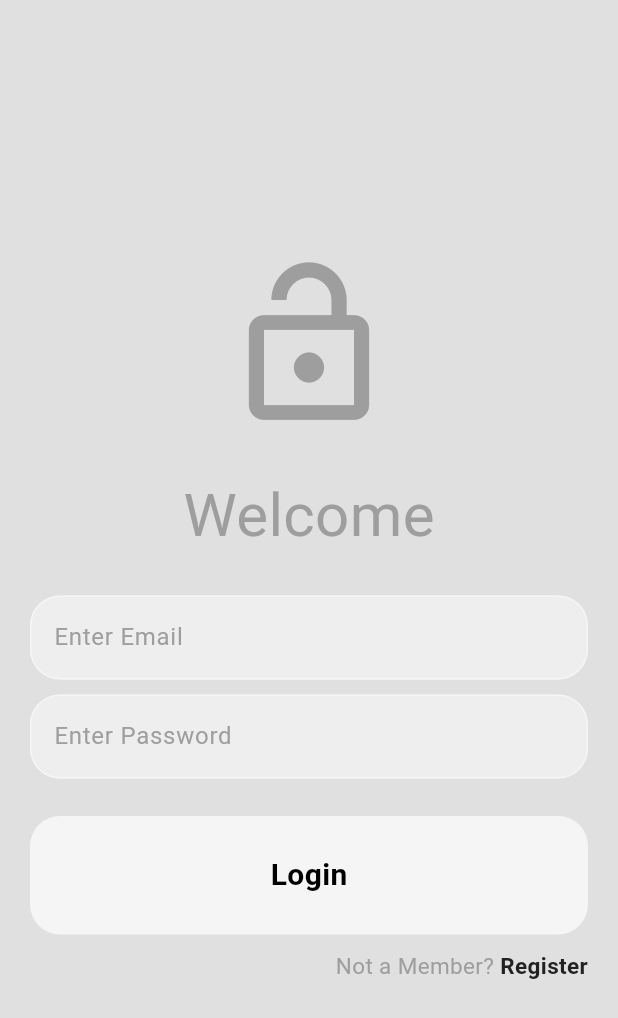
After one commit to victorartonomy/VintAge, a Flutter app: the screen it shows after launch, on a phone screen of 412 x 824 dp. The commit adds this screen. Shown: the top 1018 px of the screen. Run offline on Flutter 3.47's test engine with Material 3 defaults, Android fonts, the phone set to English and light mode, and no system bars; our stand-ins replace cached_network_image, cloud_firestore, file_picker, firebase_auth, firebase_core, firebase_storage and 1 more; accounts and stored records are empty.

Commit message:
Added Constraints for web

```diff
--- a/lib/features/authentication/data/firebase_auth_repo.dart
+++ b/lib/features/authentication/data/firebase_auth_repo.dart
@@ -27,9 +27,7 @@ class FirebaseAuthRepo implements AuthRepo {
     }
 
     // user logged in
-    else {
-      return AppUser(email: firebaseUser.email!, name: userDoc['name'], uid: firebaseUser.uid);
-    }
+    return AppUser(email: firebaseUser.email!, name: userDoc['name'], uid: firebaseUser.uid);
   }
 
   @override
--- a/lib/features/authentication/presentation/cubits/auth_states.dart
+++ b/lib/features/authentication/presentation/cubits/auth_states.dart
@@ -3,6 +3,8 @@
 AuthStates
 
  */
+
+import '../../domain/entities/app_user.dart';
 
 abstract class AuthState {}
 
@@ -11,7 +13,7 @@ class AuthInitial extends AuthState {}
 class AuthLoading extends AuthState {}
 
 class Authenticated extends AuthState {
-  final appUser;
+  final AppUser appUser;
   Authenticated(this.appUser);
 }
 
--- a/lib/features/authentication/presentation/pages/login_page.dart
+++ b/lib/features/authentication/presentation/pages/login_page.dart
@@ -17,6 +17,7 @@ import 'package:flutter/material.dart';
 import 'package:flutter_bloc/flutter_bloc.dart';
 import 'package:vintage/features/authentication/presentation/components/my_button.dart';
 import 'package:vintage/features/authentication/presentation/components/my_text_field.dart';
+import 'package:vintage/responsive/constrained_scaffold.dart';
 
 import '../cubits/auth_cubit.dart';
 
@@ -66,7 +67,7 @@ class _LoginPageState extends State<LoginPage> {
 
   @override
   Widget build(BuildContext context) {
-    return Scaffold(
+    return ConstrainedScaffold(
 
       backgroundColor: Theme.of(context).colorScheme.surface,
 
--- a/lib/features/authentication/presentation/pages/register_page.dart
+++ b/lib/features/authentication/presentation/pages/register_page.dart
@@ -19,6 +19,8 @@ import 'package:flutter_bloc/flutter_bloc.dart';
 import 'package:vintage/features/authentication/presentation/components/my_button.dart';
 import 'package:vintage/features/authentication/presentation/components/my_text_field.dart';
 import 'package:vintage/features/authentication/presentation/cubits/auth_cubit.dart';
+
+import '../../../../responsive/constrained_scaffold.dart';
 
 class RegisterPage extends StatefulWidget {
   final void Function()? togglePages;
@@ -86,7 +88,7 @@ class _RegisterPage extends State<RegisterPage> {
 
   @override
   Widget build(BuildContext context) {
-    return Scaffold(
+    return ConstrainedScaffold(
 
       backgroundColor: Theme.of(context).colorScheme.surface,
 
--- a/lib/features/home/presentation/pages/home_page.dart
+++ b/lib/features/home/presentation/pages/home_page.dart
@@ -1,6 +1,7 @@
 import 'package:flutter/material.dart';
 import 'package:flutter_bloc/flutter_bloc.dart';
 import 'package:vintage/features/posts/presentation/components/post_tile.dart';
+import '../../../../responsive/constrained_scaffold.dart';
 import '../../../posts/presentation/cubits/post_cubits.dart';
 import '../../../posts/presentation/cubits/post_states.dart';
 import '../../../posts/presentation/pages/upload_post_page.dart';
@@ -38,7 +39,7 @@ class _HomePageState extends State<HomePage> {
   // Build UI
   @override
   Widget build(BuildContext context) {
-    return Scaffold(
+    return ConstrainedScaffold(
 
       backgroundColor: Theme.of(context).colorScheme.surface,
 
--- a/lib/features/posts/presentation/pages/upload_post_page.dart
+++ b/lib/features/posts/presentation/pages/upload_post_page.dart
@@ -9,6 +9,7 @@ import 'package:vintage/features/authentication/presentation/components/my_text_
 import 'package:vintage/features/authentication/presentation/cubits/auth_cubit.dart';
 import 'package:vintage/features/posts/domain/entities/post.dart';
 import 'package:vintage/features/posts/presentation/cubits/post_states.dart';
+import 'package:vintage/responsive/constrained_scaffold.dart';
 
 import '../cubits/post_cubits.dart';
 
@@ -131,7 +132,7 @@ class _UploadPostPageState extends State<UploadPostPage> {
 
   Widget buildUploadPage() {
     // Scaffold
-    return Scaffold(
+    return ConstrainedScaffold(
 
       backgroundColor: Theme.of(context).colorScheme.surface,
 
--- a/lib/features/profile/presentation/pages/follower_page.dart
+++ b/lib/features/profile/presentation/pages/follower_page.dart
@@ -11,6 +11,7 @@ import 'package:flutter/material.dart';
 import 'package:flutter_bloc/flutter_bloc.dart';
 import 'package:vintage/features/profile/presentation/components/user_tile.dart';
 import 'package:vintage/features/profile/presentation/cubits/profile_cubit.dart';
+import 'package:vintage/responsive/constrained_scaffold.dart';
 
 class FollowerPage extends StatelessWidget {
   final List<String> followers;
@@ -29,7 +30,8 @@ class FollowerPage extends StatelessWidget {
       length: 2,
 
       // Scaffolds
-      child: Scaffold(
+      child: ConstrainedScaffold(
+        backgroundColor: Theme.of(context).colorScheme.surface,
         // App Bar
         appBar: AppBar(
           foregroundColor: Theme.of(context).colorScheme.primary,
--- a/lib/features/profile/presentation/pages/profile_page.dart
+++ b/lib/features/profile/presentation/pages/profile_page.dart
@@ -8,6 +8,7 @@ import 'package:vintage/features/profile/presentation/components/bio_box.dart';
 import 'package:vintage/features/profile/presentation/components/follow_button.dart';
 import 'package:vintage/features/profile/presentation/components/profile_stats.dart';
 import 'package:vintage/features/profile/presentation/pages/follower_page.dart';
+import 'package:vintage/responsive/constrained_scaffold.dart';
 import '../../../authentication/domain/entities/app_user.dart';
 import '../../../authentication/presentation/cubits/auth_cubit.dart';
 import '../cubits/profile_cubit.dart';
@@ -102,7 +103,7 @@ class _ProfilePageState extends State<ProfilePage> {
           final user = state.profileUser;
 
           // Scaffold
-          return Scaffold(
+          return ConstrainedScaffold(
 
             backgroundColor: Theme.of(context).colorScheme.surface,
 
--- a/lib/features/search/presentation/pages/search_page.dart
+++ b/lib/features/search/presentation/pages/search_page.dart
@@ -2,6 +2,7 @@ import 'package:flutter/material.dart';
 import 'package:flutter_bloc/flutter_bloc.dart';
 import 'package:vintage/features/profile/presentation/components/user_tile.dart';
 import 'package:vintage/features/search/presentation/cubits/search_states.dart';
+import 'package:vintage/responsive/constrained_scaffold.dart';
 
 import '../cubits/search_cubit.dart';
 
@@ -39,7 +40,7 @@ class _SearchPageState extends State<SearchPage> {
   @override
   Widget build(BuildContext context) {
     // Build UI
-    return Scaffold(
+    return ConstrainedScaffold(
 
       backgroundColor: Theme.of(context).colorScheme.surface,
 
--- a/lib/features/settings/presentation/pages/settings_page.dart
+++ b/lib/features/settings/presentation/pages/settings_page.dart
@@ -11,6 +11,7 @@ Settings Page:
 import 'package:flutter/cupertino.dart';
 import 'package:flutter/material.dart';
 import 'package:flutter_bloc/flutter_bloc.dart';
+import 'package:vintage/responsive/constrained_scaffold.dart';
 import 'package:vintage/themes/theme_cubit.dart';
 
 class SettingsPage extends StatelessWidget {
@@ -27,7 +28,7 @@ class SettingsPage extends StatelessWidget {
     bool isDarkMode = themeCubit.isDarkMode;
 
     // Scaffold
-    return Scaffold(
+    return ConstrainedScaffold(
       backgroundColor: Theme.of(context).colorScheme.surface,
       appBar: AppBar(
         title: const Text("Settings"),
--- /dev/null
+++ b/lib/responsive/constrained_scaffold.dart
@@ -0,0 +1,32 @@
+/*
+
+CONSTRAINED SCAFFOLD:
+
+Normal scaffold but with width constraints
+
+ */
+import 'package:flutter/material.dart';
+
+class ConstrainedScaffold extends StatelessWidget {
+  final Widget body;
+  final PreferredSizeWidget? appBar;
+  final Widget? drawer;
+  final Color backgroundColor;
+
+  const ConstrainedScaffold({super.key, required this.body, this.appBar, this.drawer, required this.backgroundColor});
+
+  @override
+  Widget build(BuildContext context) {
+    return Scaffold(
+      appBar: appBar,
+      drawer: drawer,
+      backgroundColor: backgroundColor,
+      body: Center(
+        child: ConstrainedBox(
+          constraints: const BoxConstraints(maxWidth: 430), // apply global constraints here
+          child: body,
+        ),
+      ),
+    );
+  }
+}
```
Also changed, not shown: lib/features/profile/presentation/pages/edit_profile_page.dart (+6 -1 lines).
